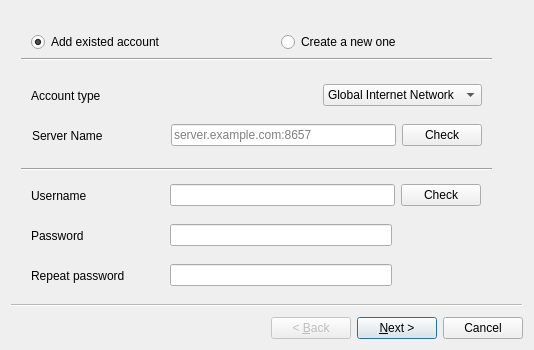
The window that src/Client/GUI/design/AddAccount.ui (industral/Nexuz) describes before a commit, drawn with Qt 5.
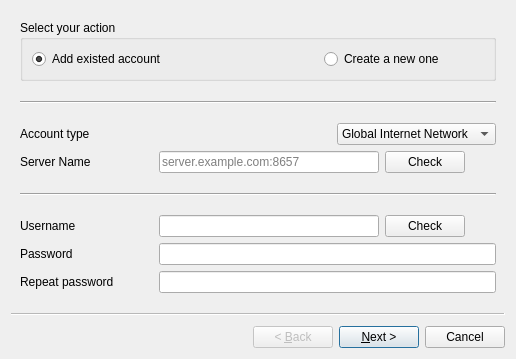
The same window after the commit.

Commit message: - account form done. Not functional yet...

```diff
--- a/src/Client/GUI/design/AddAccount.ui
+++ b/src/Client/GUI/design/AddAccount.ui
@@ -6,23 +6,29 @@
    <rect>
     <x>0</x>
     <y>0</y>
-    <width>534</width>
-    <height>350</height>
+    <width>516</width>
+    <height>359</height>
    </rect>
   </property>
   <property name="windowTitle">
    <string>Add Account</string>
   </property>
   <widget class="QWizardPage" name="wizardPage1">
+   <layout class="QVBoxLayout" name="verticalLayout">
+    <item>
+     <widget class="QGroupBox" name="accountAction">
+      <property name="title">
+       <string>Select your action</string>
+      </property>
+      <property name="flat">
+       <bool>false</bool>
+      </property>
+      <property name="checkable">
+       <bool>false</bool>
+      </property>
+      <layout class="QHBoxLayout" name="horizontalLayout">
+       <item>
    <widget class="QRadioButton" name="addExistedAccount">
-    <property name="geometry">
-     <rect>
-      <x>20</x>
-      <y>20</y>
-      <width>171</width>
-      <height>22</height>
-     </rect>
-    </property>
     <property name="sizePolicy">
      <sizepolicy hsizetype="Minimum" vsizetype="Fixed">
       <horstretch>0</horstretch>
@@ -35,167 +41,77 @@
     <property name="checked">
      <bool>true</bool>
     </property>
-   </widget>
+         <attribute name="buttonGroup">
+          <string>buttonGroup</string>
+         </attribute>
+        </widget>
+       </item>
+       <item>
+        <spacer name="horizontalSpacer_2">
+         <property name="orientation">
+          <enum>Qt::Horizontal</enum>
+         </property>
+         <property name="sizeType">
+          <enum>QSizePolicy::Fixed</enum>
+         </property>
+         <property name="sizeHint" stdset="0">
+          <size>
+           <width>126</width>
+           <height>20</height>
+          </size>
+         </property>
+        </spacer>
+       </item>
+       <item>
    <widget class="QRadioButton" name="createNew">
-    <property name="geometry">
-     <rect>
-      <x>270</x>
-      <y>20</y>
-      <width>151</width>
-      <height>22</height>
-     </rect>
-    </property>
     <property name="text">
      <string>Create a new one</string>
     </property>
-   </widget>
+         <attribute name="buttonGroup">
+          <string>buttonGroup</string>
+         </attribute>
+        </widget>
+       </item>
+      </layout>
+     </widget>
+    </item>
+    <item>
+     <spacer name="verticalSpacer">
+      <property name="orientation">
+       <enum>Qt::Vertical</enum>
+      </property>
+      <property name="sizeType">
+       <enum>QSizePolicy::Expanding</enum>
+      </property>
+      <property name="sizeHint" stdset="0">
+       <size>
+        <width>23</width>
+        <height>0</height>
+       </size>
+      </property>
+     </spacer>
+    </item>
+    <item>
    <widget class="Line" name="line">
-    <property name="geometry">
-     <rect>
-      <x>10</x>
-      <y>40</y>
-      <width>471</width>
-      <height>16</height>
-     </rect>
-    </property>
     <property name="orientation">
      <enum>Qt::Horizontal</enum>
     </property>
    </widget>
-   <widget class="Line" name="line_2">
-    <property name="geometry">
-     <rect>
-      <x>10</x>
-      <y>150</y>
-      <width>471</width>
-      <height>16</height>
-     </rect>
-    </property>
-    <property name="orientation">
-     <enum>Qt::Horizontal</enum>
-    </property>
-   </widget>
-   <widget class="QWidget" name="layoutWidget">
-    <property name="geometry">
-     <rect>
-      <x>20</x>
-      <y>170</y>
-      <width>481</width>
-      <height>29</height>
-     </rect>
-    </property>
-    <layout class="QHBoxLayout" name="horizontalLayout_2">
-     <item>
-      <widget class="QLabel" name="label_3">
-       <property name="minimumSize">
-        <size>
-         <width>133</width>
-         <height>0</height>
-        </size>
-       </property>
-       <property name="text">
-        <string>Username</string>
-       </property>
-      </widget>
      </item>
      <item>
-      <widget class="QLineEdit" name="lineEdit_2"/>
-     </item>
-     <item>
-      <widget class="QPushButton" name="checkUsername">
-       <property name="text">
-        <string>Check</string>
-       </property>
-      </widget>
-     </item>
-     <item>
-      <widget class="QLabel" name="label_6">
-       <property name="minimumSize">
+     <spacer name="verticalSpacer_2">
+      <property name="orientation">
+       <enum>Qt::Vertical</enum>
+      </property>
+      <property name="sizeHint" stdset="0">
         <size>
-         <width>25</width>
+        <width>20</width>
          <height>0</height>
         </size>
        </property>
-       <property name="text">
-        <string/>
-       </property>
-      </widget>
-     </item>
-    </layout>
-   </widget>
-   <widget class="QWidget" name="layoutWidget">
-    <property name="geometry">
-     <rect>
-      <x>20</x>
-      <y>210</y>
-      <width>361</width>
-      <height>29</height>
-     </rect>
-    </property>
-    <layout class="QHBoxLayout" name="horizontalLayout_3">
+     </spacer>
+    </item>
      <item>
-      <widget class="QLabel" name="label_4">
-       <property name="minimumSize">
-        <size>
-         <width>133</width>
-         <height>0</height>
-        </size>
-       </property>
-       <property name="text">
-        <string>Password</string>
-       </property>
-      </widget>
-     </item>
-     <item>
-      <widget class="QLineEdit" name="lineEdit_3">
-       <property name="echoMode">
-        <enum>QLineEdit::Password</enum>
-       </property>
-      </widget>
-     </item>
-    </layout>
-   </widget>
-   <widget class="QWidget" name="layoutWidget">
-    <property name="geometry">
-     <rect>
-      <x>20</x>
-      <y>250</y>
-      <width>361</width>
-      <height>29</height>
-     </rect>
-    </property>
-    <layout class="QHBoxLayout" name="repeatPassword">
-     <item>
-      <widget class="QLabel" name="label_5">
-       <property name="minimumSize">
-        <size>
-         <width>133</width>
-         <height>0</height>
-        </size>
-       </property>
-       <property name="text">
-        <string>Repeat password</string>
-       </property>
-      </widget>
-     </item>
-     <item>
-      <widget class="QLineEdit" name="lineEdit_4">
-       <property name="echoMode">
-        <enum>QLineEdit::Password</enum>
-       </property>
-      </widget>
-     </item>
-    </layout>
-   </widget>
-   <widget class="QWidget" name="layoutWidget">
-    <property name="geometry">
-     <rect>
-      <x>20</x>
-      <y>70</y>
-      <width>451</width>
-      <height>29</height>
-     </rect>
-    </property>
     <layout class="QHBoxLayout" name="horizontalLayout_5">
      <item>
       <widget class="QLabel" name="label">
@@ -238,26 +154,9 @@
       </widget>
      </item>
     </layout>
-   </widget>
-   <widget class="QWidget" name="customServer" native="true">
-    <property name="geometry">
-     <rect>
-      <x>20</x>
-      <y>110</y>
-      <width>491</width>
-      <height>31</height>
-     </rect>
-    </property>
-    <widget class="QWidget" name="">
-     <property name="geometry">
-      <rect>
-       <x>1</x>
-       <y>0</y>
-       <width>481</width>
-       <height>29</height>
-      </rect>
-     </property>
-     <layout class="QHBoxLayout" name="horizontalLayout_4">
+    </item>
+    <item>
+     <layout class="QHBoxLayout" name="customServer">
       <item>
        <widget class="QLabel" name="label_2">
         <property name="minimumSize">
@@ -311,8 +210,129 @@
        </widget>
       </item>
      </layout>
-    </widget>
-   </widget>
+    </item>
+    <item>
+     <spacer name="verticalSpacer_3">
+      <property name="orientation">
+       <enum>Qt::Vertical</enum>
+      </property>
+      <property name="sizeHint" stdset="0">
+       <size>
+        <width>20</width>
+        <height>0</height>
+       </size>
+      </property>
+     </spacer>
+    </item>
+    <item>
+     <widget class="Line" name="line_2">
+      <property name="orientation">
+       <enum>Qt::Horizontal</enum>
+      </property>
+     </widget>
+    </item>
+    <item>
+     <spacer name="verticalSpacer_4">
+      <property name="orientation">
+       <enum>Qt::Vertical</enum>
+      </property>
+      <property name="sizeHint" stdset="0">
+       <size>
+        <width>20</width>
+        <height>0</height>
+       </size>
+      </property>
+     </spacer>
+    </item>
+    <item>
+     <layout class="QHBoxLayout" name="horizontalLayout_2">
+      <item>
+       <widget class="QLabel" name="label_3">
+        <property name="minimumSize">
+         <size>
+          <width>133</width>
+          <height>0</height>
+         </size>
+        </property>
+        <property name="text">
+         <string>Username</string>
+        </property>
+       </widget>
+      </item>
+      <item>
+       <widget class="QLineEdit" name="lineEdit_2"/>
+      </item>
+      <item>
+       <widget class="QPushButton" name="checkUserName">
+        <property name="text">
+         <string>Check</string>
+        </property>
+       </widget>
+      </item>
+      <item>
+       <widget class="QLabel" name="checkUserNameOK">
+        <property name="minimumSize">
+         <size>
+          <width>25</width>
+          <height>0</height>
+         </size>
+        </property>
+        <property name="text">
+         <string/>
+        </property>
+       </widget>
+      </item>
+     </layout>
+    </item>
+    <item>
+     <layout class="QHBoxLayout" name="horizontalLayout_3">
+      <item>
+       <widget class="QLabel" name="label_4">
+        <property name="minimumSize">
+         <size>
+          <width>133</width>
+          <height>0</height>
+         </size>
+        </property>
+        <property name="text">
+         <string>Password</string>
+        </property>
+       </widget>
+      </item>
+      <item>
+       <widget class="QLineEdit" name="lineEdit_3">
+        <property name="echoMode">
+         <enum>QLineEdit::Password</enum>
+        </property>
+       </widget>
+      </item>
+     </layout>
+    </item>
+    <item>
+     <layout class="QHBoxLayout" name="repeatPassword">
+      <item>
+       <widget class="QLabel" name="label_5">
+        <property name="minimumSize">
+         <size>
+          <width>133</width>
+          <height>0</height>
+         </size>
+        </property>
+        <property name="text">
+         <string>Repeat password</string>
+        </property>
+       </widget>
+      </item>
+      <item>
+       <widget class="QLineEdit" name="lineEdit_4">
+        <property name="echoMode">
+         <enum>QLineEdit::Password</enum>
+        </property>
+       </widget>
+      </item>
+     </layout>
+    </item>
+   </layout>
   </widget>
   <widget class="QWizardPage" name="wizardPage2"/>
  </widget>
```
Left out of the diff: 5 changed lines with no effect on the pictures. Lines whose indentation alone changed are shown as unchanged. The commit also changes 8 other files.
